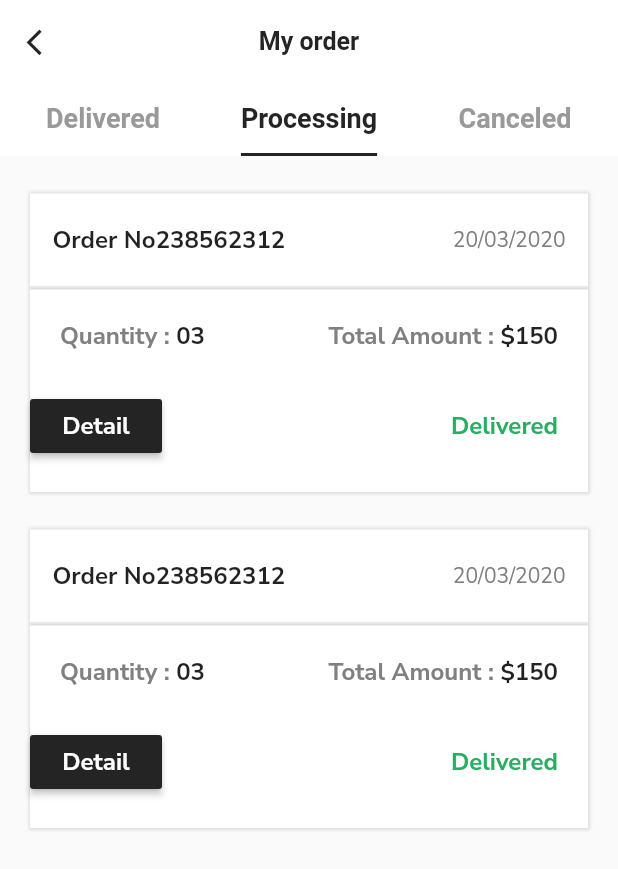
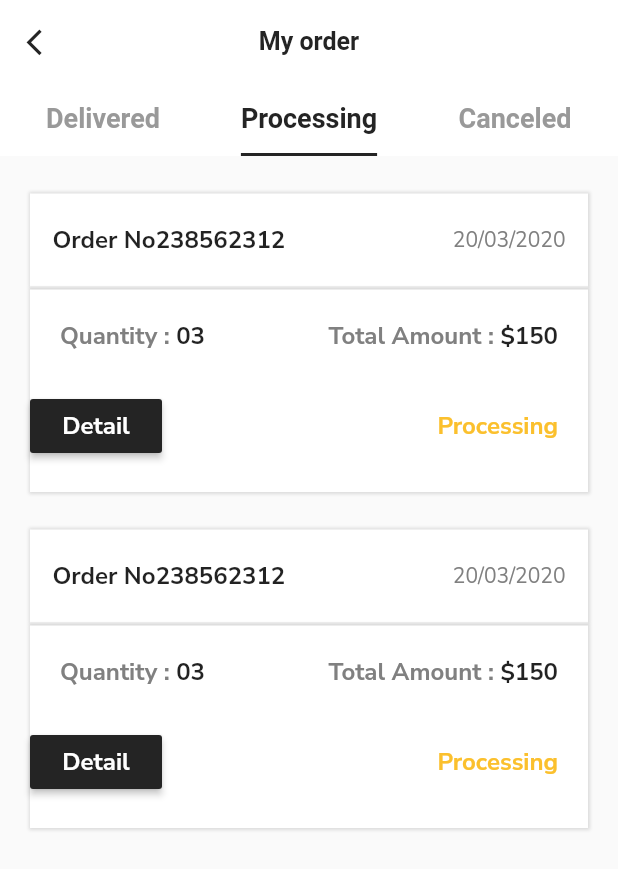
Before and after one commit to karimheiba/Furniture_shopping, a Flutter app: the OrderScreen screen opened by its route, tab 2 chosen, after a tap on "Detail", on a phone screen of 412 x 824 dp. Shown: the top 869 px of the screen. Run offline on Flutter 3.47's test engine with Material 2 defaults, Android fonts, the phone set to English and light mode, and no system bars; network calls fail.

Commit message:
order tab update

```diff
--- a/lib/main.dart
+++ b/lib/main.dart
@@ -1,4 +1,5 @@
 import 'package:flutter/material.dart';
+import 'package:furniture_shopping_app/screen/main_tab_screens/profile_tab.dart';
 import 'package:furniture_shopping_app/screen/subPages/order_screen.dart';
 
 import 'screen/boarding.dart';
@@ -21,6 +22,7 @@ class MyApp extends StatelessWidget {
     return MaterialApp(
       debugShowCheckedModeBanner: false,
       initialRoute: "/",
+
       routes: {
         "/": (context) => Boarding(),
         "login": (context) => Login(),
@@ -29,6 +31,7 @@ class MyApp extends StatelessWidget {
         "myCard": (context) => MyCard(),
         // "productitem":(context) => ProductScreen(),
         "order":(context) => OrderScreen(),
+        "profile":(context) => ProfileScreen(),
       },
 
       title: 'furniture shopping',
--- a/lib/screen/subPages/order_screen.dart
+++ b/lib/screen/subPages/order_screen.dart
@@ -1,17 +1,25 @@
 import 'package:flutter/material.dart';
-import 'package:flutter/src/foundation/key.dart';
-import 'package:flutter/src/widgets/framework.dart';
+
 import 'package:furniture_shopping_app/constans/colors.dart';
 import 'package:furniture_shopping_app/constans/size.dart';
+import 'package:furniture_shopping_app/screen/home_screen.dart';
 
-class OrderScreen extends StatelessWidget {
+class OrderScreen extends StatefulWidget {
    OrderScreen({Key? key}) : super(key: key);
+
+  @override
+  State<OrderScreen> createState() => _OrderScreenState();
+}
+
+class _OrderScreenState extends State<OrderScreen> {
   int currentindex=0;
 
   @override
   Widget build(BuildContext context) {
     return DefaultTabController(
+
       animationDuration: Duration(milliseconds: 500),
+
       initialIndex: currentindex,
       length: 3,
       child: Scaffold(
@@ -20,12 +28,19 @@ class OrderScreen extends StatelessWidget {
           iconTheme: IconThemeData(color: primary,size: MySize.customSize.gitSize(context, 20)),
           elevation: 0,
           backgroundColor: Colors.white,
-          leading: IconButton(onPressed: (){}, icon: Icon(Icons.arrow_back_ios)),
+          leading: IconButton(onPressed: (){
+
+            Navigator.push(context, MaterialPageRoute(builder: (context)=>HomeScreen(currentIndex: 3,)));
+          }, icon: Icon(Icons.arrow_back_ios)),
           title: Text("My order"),
           centerTitle: true,
           titleTextStyle: TextStyle(fontSize: MySize.customSize.gitSize(context, 16),fontWeight: FontWeight.w700,color: primary),
           bottom: TabBar(
-
+            onTap: (value) {
+              setState(() {
+                currentindex=value;
+              });
+            },
             indicatorColor: primary,
             indicatorWeight: 2,
            indicatorSize: TabBarIndicatorSize.label,
@@ -46,14 +61,14 @@ class OrderScreen extends StatelessWidget {
         body: TabBarView(
           children: <Widget>[
             ListView.builder(itemCount: 7,
-              itemBuilder: ((context, index) => orderCard(index,currentindex))),
+              itemBuilder: ((context, index) => orderCard(index,currentindex,"Delivered",success))),
             Center(
               child:  ListView.builder(itemCount: 2,
-              itemBuilder: ((context, index) => orderCard(index,currentindex))),
+              itemBuilder: ((context, index) => orderCard(index,currentindex,"Processing",Colors.yellow[700]))),
             ),
             Center(
               child:  ListView.builder(itemCount: 1,
-              itemBuilder: ((context, index) => orderCard(index,currentindex))),
+              itemBuilder: ((context, index) => orderCard(index,currentindex,"Canceled",Colors.red[400]))),
             ),
           ],
         ),
@@ -62,7 +77,7 @@ class OrderScreen extends StatelessWidget {
 
   }
 
-   orderCard(int index,int currentindex) {
+   orderCard(int index,int currentindex,String status,Color? statusColor) {
     return
            Padding(
              padding: const EdgeInsets.symmetric(horizontal: 20.0),
@@ -141,7 +156,7 @@ SizedBox(height: 25,),
                               textColor: Colors.white,
                               color: primary,
                               onPressed: (){}, child: Text("Detail",style: TextStyle(fontSize: 16,fontWeight: FontWeight.w600,fontFamily: "NunitoSans")),),
-                              Text( "Delivered",style: TextStyle(fontSize: 16,fontWeight: FontWeight.w600,fontFamily: "NunitoSans",color: success))
+                              Text( status,style: TextStyle(fontSize: 16,fontWeight: FontWeight.w600,fontFamily: "NunitoSans",color: statusColor ))
                           ],),
                         )
                      ],
```
Also changed, not shown: lib/screen/home_screen.dart (+6 -5 lines), lib/screen/main_tab_screens/profile_tab.dart (+7 -1 lines).
